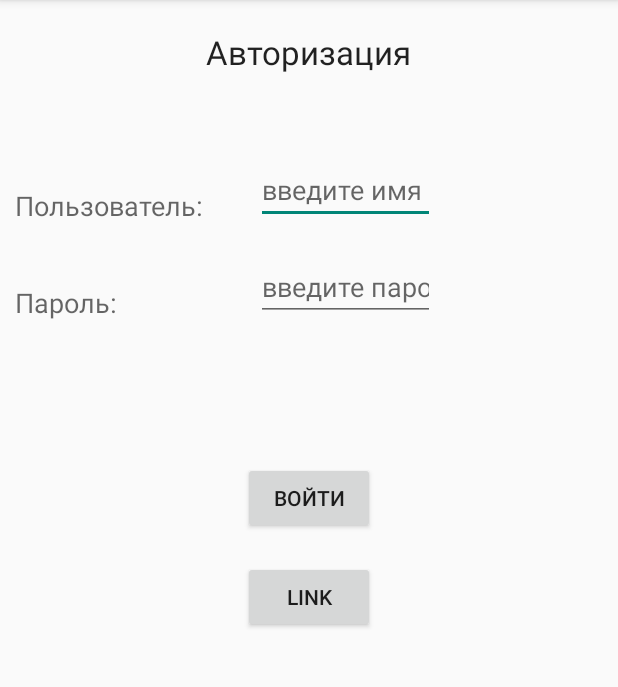
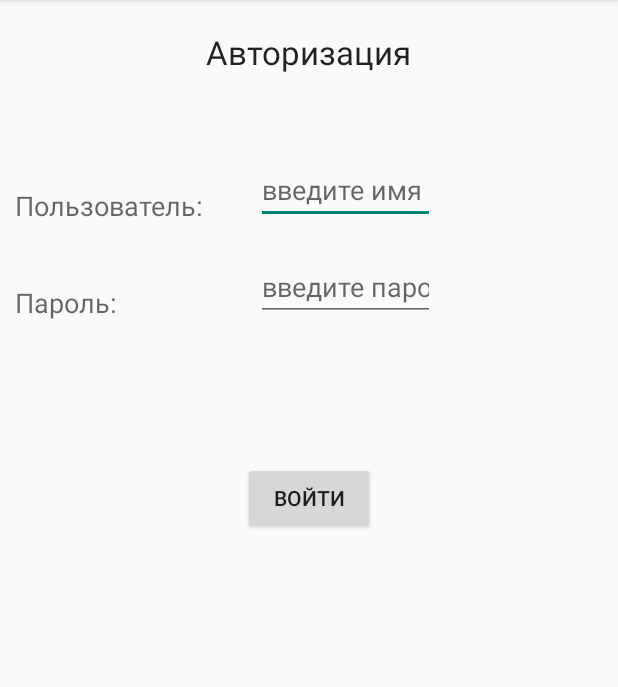
Before and after one commit to lazycat96/BHUB, an Android app: the MainActivity screen opened directly, with no data from a screen before it, in the options menu, after a tap on "Master", on a phone screen of 412 x 824 dp, the part 84-771 px from its top. Run offline under Robolectric (Android 15) with nearby library versions, the phone set to English and light mode, and no system bars; libraries missing offline, so code that uses them is left out: com.uriio.beacons; 4 statements that could not run were skipped.

Commit message:
Update 0.3
Add setNAme, "link" Button

```diff
--- a/build.gradle
+++ b/build.gradle
@@ -17,6 +17,10 @@ allprojects {
   repositories {
     jcenter()
       google()
+    maven
+            {
+              url "https://jitpack.io"
+            }
   }
   apply plugin: 'checkstyle'
   apply plugin: 'pmd'
--- a/qrcodereaderview/src/main/java/com/dlazaro66/qrcodereaderview/QRCodeReaderView.java
+++ b/qrcodereaderview/src/main/java/com/dlazaro66/qrcodereaderview/QRCodeReaderView.java
@@ -16,16 +16,20 @@
 package com.dlazaro66.qrcodereaderview;
 
 import android.content.Context;
+import android.content.Intent;
+import android.content.SharedPreferences;
 import android.content.pm.PackageManager;
 import android.graphics.Point;
 import android.graphics.PointF;
 import android.hardware.Camera;
+import android.net.Uri;
 import android.os.AsyncTask;
 import android.os.Build;
 import android.util.AttributeSet;
 import android.view.Surface;
 import android.view.SurfaceHolder;
 import android.view.SurfaceView;
+import android.view.View;
 import android.view.WindowManager;
 
 import com.google.zxing.BinaryBitmap;
@@ -372,6 +376,7 @@ public class QRCodeReaderView extends SurfaceView
                 return view.mQRCodeReader.decode(bitmap, hintsRef.get());
             } catch (ChecksumException e) {
                 SimpleLog.d(TAG, "ChecksumException", e);
+
             } catch (NotFoundException e) {
                 SimpleLog.d(TAG, "No QR Code found");
             } catch (FormatException e) {
--- a/samples/build.gradle
+++ b/samples/build.gradle
@@ -33,4 +33,5 @@ dependencies {
     androidTestImplementation 'com.android.support.test:runner:1.0.2'
     androidTestImplementation 'com.android.support.test.espresso:espresso-core:3.0.2'
     implementation 'com.uriio:beacons-android:1.5.2'
+    implementation 'com.google.zxing:core:3.2.1'
 }
--- a/samples/src/main/java/com/example/qr_readerexample/MainActivity.java
+++ b/samples/src/main/java/com/example/qr_readerexample/MainActivity.java
@@ -8,7 +8,10 @@ import android.view.MenuItem;
 import android.widget.TextView;
 
 import com.uriio.beacons.Beacons;
+import com.uriio.beacons.model.Beacon;
 import com.uriio.beacons.model.iBeacon;
+
+import static com.example.qr_readerexample.myName.username;
 
 public class MainActivity extends AppCompatActivity {
     public TextView snamename;
@@ -18,9 +21,13 @@ public class MainActivity extends AppCompatActivity {
         super.onCreate(savedInstanceState);
         setContentView(R.layout.activity_main);
         myName.ASCIIToHex.main();
-        byte[] UUID = hexStringToByteArray("00000000000000" + myName.ASCIIToHex.main());
+        byte[] UUID = hexStringToByteArray(myName.ASCIIToHex.main());
         Beacons.initialize(this);
-        new iBeacon(UUID, 424, 4242).start();
+        Beacon myiBeacon = new iBeacon (UUID, 424, 4242);
+myiBeacon.edit().setName(username.getText().toString())
+                .apply();
+myiBeacon.start();
+             System.out.println (myName.ASCIIToHex.main());
 //        snamename = (TextView) findViewById(R.id.edit_user);
 //         snamename.setText(myName.username.getText().toString());
 //        suuid = (TextView) findViewById(R.id.edit_password);
@@ -31,49 +38,62 @@ public class MainActivity extends AppCompatActivity {
 //                .start();
 
     }
+//    @Override
+//    public boolean onCreateOptionsMenu(Menu menu) {
+//
+//        getMenuInflater().inflate(R.menu.main_menu, menu);
+//        MenuItem myItem = menu.findItem(R.id.nnn);
+//        myItem.setTitle(myName.username.getText().toString());
+//        return true;
+//    }
+//    @Override
+//    public boolean onOptionsItemSelected(MenuItem item) {
+//        int id = item.getItemId();
+//        switch(id){
+//            case R.id.gst:
+//                Intent intent = new Intent(MainActivity.this,myName.class);
+//                startActivity(intent);
+//                return true;
+//            case R.id.nnn :
+//                intent = new Intent(MainActivity.this,MainActivity.class);
+//                startActivity(intent);
+//                return true;
+//
+//        }
+//        return super.onOptionsItemSelected(item);
+//    }
+
     @Override
     public boolean onCreateOptionsMenu(Menu menu) {
 
-        getMenuInflater().inflate(R.menu.main_menu, menu);
-        MenuItem myItem = menu.findItem(R.id.nnn);
-        myItem.setTitle(myName.username.getText().toString());
+        getMenuInflater().inflate(R.menu.main_menu3, menu);
         return true;
     }
     @Override
     public boolean onOptionsItemSelected(MenuItem item) {
         int id = item.getItemId();
         switch(id){
-            case R.id.mast :
+            case R.id.mst:
                 Intent intent = new Intent(MainActivity.this,Identify.class);
                 startActivity(intent);
                 return true;
-            case R.id.gst:
+            case R.id.gst :
                 intent = new Intent(MainActivity.this,myName.class);
-                startActivity(intent);
-                return true;
-            case R.id.qr:
-                intent = new Intent(MainActivity.this,DecoderActivity.class);
-                startActivity(intent);
-                return true;
-            case R.id.nnn :
-                intent = new Intent(MainActivity.this,MainActivity.class);
                 startActivity(intent);
                 return true;
 
         }
         return super.onOptionsItemSelected(item);
     }
-
-
     public static byte[] hexStringToByteArray(String s) {
         int len = s.length();
         byte[] data = new byte[len / 2];
         for (int i = 0; i < len; i += 2) {
-            data[i / 2] = (byte) ((Character.digit(s.charAt(i), 16) << 4)
-                    + Character.digit(s.charAt(i+1), 16));
+            data[i / 2] = (byte) ((Character.digit(s.charAt(i), 16) << 4) + Character.digit(s.charAt(i+1), 16));
         }
         return data;
     }
+
 //    public static class ASCIIToHex {
 //
 //        public static String main() {
--- /dev/null
+++ b/samples/src/main/res/drawable/roundedbutton.xml
@@ -0,0 +1,4 @@
+<?xml version="1.0" encoding="utf-8"?>
+<selector xmlns:android="http://schemas.android.com/apk/res/android">
+
+</selector>
--- a/samples/src/main/res/layout/activity_identify.xml
+++ b/samples/src/main/res/layout/activity_identify.xml
@@ -80,7 +80,7 @@
         android:textAppearance="?android:attr/textAppearanceMedium" />
 
     <Button
-        android:id="@+id/button_login"
+        android:id="@+id/link"
         android:layout_width="wrap_content"
         android:layout_height="wrap_content"
         android:layout_below="@+id/edit_password"
@@ -110,14 +110,6 @@
         android:layout_alignLeft="@+id/attempts"
         android:layout_alignStart="@+id/attempts" />
 
-    <Button
-        android:id="@+id/link"
-        android:layout_width="wrap_content"
-        android:layout_height="wrap_content"
-        android:layout_below="@+id/edit_password"
-        android:layout_centerHorizontal="true"
-        android:layout_marginTop="160dp"
-        android:onClick="Login"
-        android:text="LINK" />
+
 
 </RelativeLayout>
--- a/samples/src/main/res/layout/content_decoder.xml
+++ b/samples/src/main/res/layout/content_decoder.xml
@@ -32,6 +32,7 @@
       android:padding="16dp"
       android:textSize="14sp"
       android:textColor="#ffffff"
+      android:autoLink="web"
       />
 
   <CheckBox
--- a/samples/src/main/res/menu/main_menu.xml
+++ b/samples/src/main/res/menu/main_menu.xml
@@ -1,21 +1,10 @@
 <?xml version="1.0" encoding="utf-8"?>
 <menu xmlns:app="http://schemas.android.com/apk/res-auto"
     xmlns:android="http://schemas.android.com/apk/res/android">
-       <item
-        android:id="@+id/mast"
-        android:orderInCategory="1"
-        android:title="Master" />
     <item
         android:id="@+id/gst"
-        android:orderInCategory="2"
+        android:orderInCategory="1"
         android:title="Guest" />
-    <item
-        android:id="@+id/qr"
-        android:orderInCategory="3"
-        android:title="QR-code" />
-    <item
-        android:id="@+id/nnn"
-        android:orderInCategory="4"
-        android:title="" />
+
 
 </menu>
--- /dev/null
+++ b/samples/src/main/res/menu/main_menu2.xml
@@ -0,0 +1,12 @@
+<?xml version="1.0" encoding="utf-8"?>
+<menu xmlns:android="http://schemas.android.com/apk/res/android">
+    <item
+        android:id="@+id/mst"
+        android:orderInCategory="1"
+        android:title="Master" />
+    <item
+        android:id="@+id/nnn"
+        android:orderInCategory="2"
+        android:title="Name" />
+
+</menu>
--- /dev/null
+++ b/samples/src/main/res/menu/main_menu3.xml
@@ -0,0 +1,13 @@
+<?xml version="1.0" encoding="utf-8"?>
+<menu xmlns:android="http://schemas.android.com/apk/res/android">
+
+    <item
+        android:id="@+id/mst"
+        android:orderInCategory="1"
+        android:title="Master" />
+    <item
+    android:id="@+id/gst"
+    android:orderInCategory="2"
+    android:title="Guest" />
+
+</menu>
--- a/samples/src/main/res/values/colors.xml
+++ b/samples/src/main/res/values/colors.xml
@@ -3,4 +3,6 @@
     <color name="colorPrimary">#3368ff</color>
     <color name="colorPrimaryDark">#002ca8</color>
     <color name="colorAccent">#D81B60</color>
+    <color name="black">#000000</color>
+    <color name="white">#ffffff</color>
 </resources>
--- a/samples/src/main/res/values/strings.xml
+++ b/samples/src/main/res/values/strings.xml
@@ -1,8 +1,8 @@
 <?xml version="1.0" encoding="utf-8"?>
 <resources>
 
-  <string name="app_name">BUYQAW</string>
-  <string name="hello_world">Hello world!</string>
-  <string name="menu_settings">Settings</string>
+    <string name="app_name">BUYQAW</string>
+    <string name="hello_world">Hello world!</string>
+    <string name="menu_settings">Settings</string>
 
 </resources>
```
Also changed, not shown: samples/src/main/AndroidManifest.xml (+11 -13 lines), samples/src/main/java/com/example/qr_readerexample/DecoderActivity.java (+19 -3 lines), samples/src/main/java/com/example/qr_readerexample/Identify.java (+6 -18 lines), samples/src/main/java/com/example/qr_readerexample/QRCodeGenerator.java (added, +125 -0 lines), samples/src/main/java/com/example/qr_readerexample/myName.java (+40 -24 lines), samples/src/main/res/layout/activity_my_name.xml (+1 -9 lines), samples/src/main/res/layout/activity_qrcode_generator.xml (added, +34 -0 lines), samples/src/main/res/menu/main_menu4.xml (added, +7 -0 lines). Lines whose indentation alone changed are shown as unchanged.
